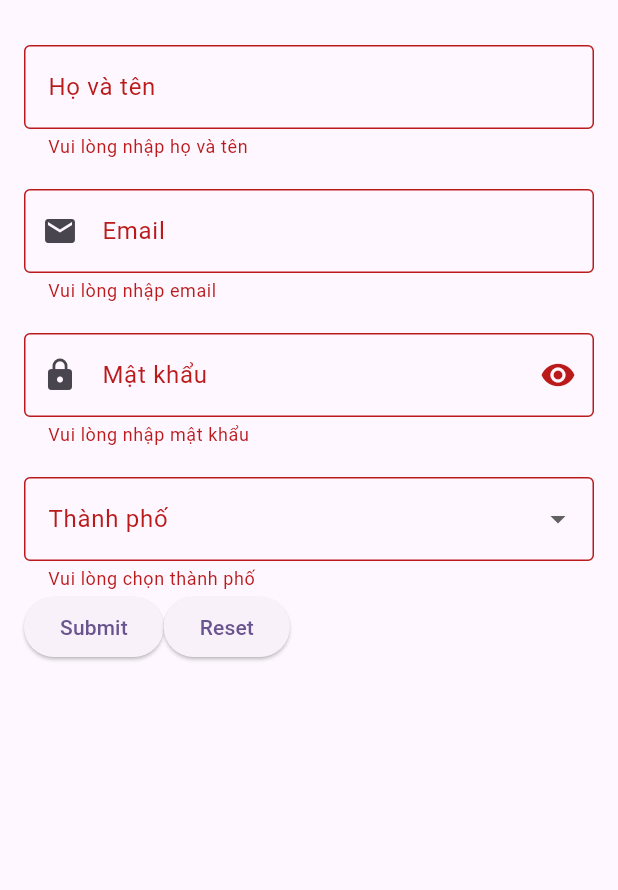
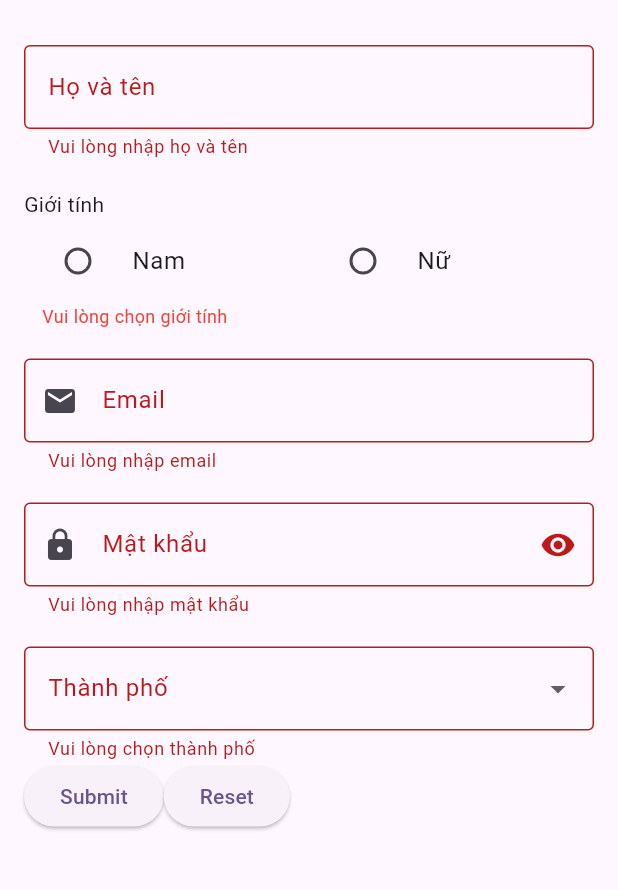
Before and after one commit to TrungKien2714/dart_tutorial, a Flutter app: the screen it shows after launch, after a tap on "Submit", on a phone screen of 412 x 824 dp, the part 63-953 px from its top. Run offline on Flutter 3.47's test engine with Material 3 defaults, Android fonts, the phone set to English and light mode, and no system bars.

Commit message:
RadioListTile

```diff
--- /dev/null
+++ b/app_01/lib/form/RadioListTile.dart
@@ -0,0 +1,209 @@
+import 'package:flutter/material.dart';
+
+class RadioListTileDemo extends StatefulWidget {
+  @override
+  State<StatefulWidget> createState() => _RadioListTileDemoState();
+}
+
+class _RadioListTileDemoState extends State<RadioListTileDemo> {
+  final _formKey = GlobalKey<FormState>();
+  String? _name;
+  final _fullnameController = TextEditingController();
+  final _emailController = TextEditingController();
+  final _passwordController = TextEditingController();
+  bool _isObscure = true;
+  final List<String> _cities = ['Hà Nội', 'Hồ Chí Minh', 'Đà Nẵng', 'Cần Thơ'];
+  String? _selectedCity;
+  String? _gender;
+
+  @override
+  Widget build(BuildContext context) {
+    return Scaffold(
+      appBar: AppBar(title: Text('Form Basic Demo')),
+      body: Padding(
+        padding: EdgeInsets.all(16.0),
+        child: Form(
+          key: _formKey,
+          child: Column(
+            children: [
+              //TextFormField  là phiên bản mở rộng của TextField
+              //Validator: kiểm tra tính hợp lệ của dữ liệu nhập vào
+              //Controller cho phép truy cập và điều khiển dữ liệu nhập vào
+              //obscureText: ẩn văn bản nhập vào (thường dùng cho mật khẩu)
+              //AutoValidateMode: điều khiển thời điểm validation được kích hoạt
+              TextFormField(
+                controller: _fullnameController,
+                decoration: InputDecoration(
+                  labelText: "Họ và tên",
+                  hintText: "Nhập họ và tên của bạn",
+                  border: OutlineInputBorder(),
+                ),
+                onSaved: (newValue) => _name = newValue,
+                validator: (value) {
+                  if (value == null || value.isEmpty) {
+                    return "Vui lòng nhập họ và tên";
+                  }
+                  return null;
+                },
+              ),
+              SizedBox(height: 20),
+              FormField<String>(
+                validator: (value) {
+                  if (value == null || value.isEmpty) {
+                    return "Vui lòng chọn giới tính";
+                  }
+                  return null;
+                },
+                initialValue: _gender,
+                builder: (FormFieldState<String> state) {
+                  return Column(
+                    crossAxisAlignment: CrossAxisAlignment.start,
+                    children: [
+                      Text("Giới tính"),
+                      Row(
+                        children: [
+                          Expanded(
+                            child: RadioListTile<String>(
+                              title: Text("Nam"),
+                              value: 'male',
+                              groupValue: _gender,
+                              onChanged: (value) {
+                                setState(() {
+                                  _gender = value;
+                                  state.didChange(value);
+                                });
+                              },
+                            ),
+                          ),
+                          Expanded(
+                            child: RadioListTile<String>(
+                              title: Text("Nữ"),
+                              value: 'female',
+                              groupValue: _gender,
+                              onChanged: (value) {
+                                setState(() {
+                                  _gender = value;
+                                  state.didChange(value);
+                                });
+                              },
+                            ),
+                          ),
+                        ],
+                      ),
+                      if (state.hasError)
+                        Padding(
+                          padding: EdgeInsets.only(left: 12),
+                          child: Text(
+                            state.errorText!,
+                            style: TextStyle(color: Colors.red, fontSize: 12),
+                          ),
+                        ),
+                    ],
+                  );
+                },
+              ),
+              SizedBox(height: 20),
+
+              TextFormField(
+                controller: _emailController,
+                decoration: InputDecoration(
+                  labelText: "Email",
+                  hintText: "example@gmail.com",
+                  prefixIcon: Icon(Icons.email),
+                  border: OutlineInputBorder(),
+                ),
+                keyboardType: TextInputType.emailAddress,
+                validator: (value) {
+                  if (value == null || value.isEmpty) {
+                    return "Vui lòng nhập email";
+                  }
+                  if (!RegExp(
+                    r'^[\w-\.]+@([\w-]+\.)+[\w-]{2,4}$',
+                  ).hasMatch(value)) {
+                    return "Vui lòng nhập email hợp lệ";
+                  }
+                  return null;
+                },
+              ),
+              SizedBox(height: 20),
+              TextFormField(
+                controller: _passwordController,
+                decoration: InputDecoration(
+                  labelText: "Mật khẩu",
+                  hintText: "Nhập mật khẩu của bạn",
+                  prefixIcon: Icon(Icons.lock),
+                  border: OutlineInputBorder(),
+                  suffixIcon: IconButton(
+                    icon: Icon(
+                      _isObscure ? Icons.visibility : Icons.visibility_off,
+                    ),
+                    onPressed: () {
+                      setState(() {
+                        _isObscure = !_isObscure;
+                      });
+                    },
+                  ),
+                ),
+                obscureText: _isObscure,
+                validator: (value) {
+                  if (value == null || value.isEmpty) {
+                    return "Vui lòng nhập mật khẩu";
+                  }
+                  if (value.length < 6) {
+                    return "Mật khẩu phải có ít nhất 6 ký tự";
+                  }
+                  return null;
+                },
+              ),
+              SizedBox(height: 20),
+              DropdownButtonFormField(
+                decoration: InputDecoration(
+                  labelText: "Thành phố",
+                  border: OutlineInputBorder(),
+                ),
+                items: _cities.map((city) {
+                  return DropdownMenuItem(child: Text(city), value: city);
+                }).toList(),
+                onChanged: (value) {
+                  setState(() {
+                    _selectedCity = value;
+                  });
+                },
+                validator: (value) {
+                  if (value == null) {
+                    return "Vui lòng chọn thành phố";
+                  }
+                  return null;
+                },
+              ),
+              Row(
+                children: [
+                  ElevatedButton(
+                    onPressed: () {
+                      if (_formKey.currentState!.validate()) {
+                        _formKey.currentState!.save();
+                        ScaffoldMessenger.of(context).showSnackBar(
+                          SnackBar(content: Text("Xin chao $_name")),
+                        );
+                      }
+                    },
+                    child: Text("Submit"),
+                  ),
+                  ElevatedButton(
+                    onPressed: () {
+                      _formKey.currentState!.reset();
+                      setState(() {
+                        _name = null;
+                      });
+                    },
+                    child: Text("Reset"),
+                  ),
+                ],
+              ),
+            ],
+          ),
+        ),
+      ),
+    );
+  }
+}
--- a/app_01/lib/main.dart
+++ b/app_01/lib/main.dart
@@ -12,6 +12,7 @@ import 'my_widget/MyTextField2.dart';
 import 'form/form_basic.dart';
 import 'form/TextFormField.dart';
 import 'form/DropDownList.dart';
+import 'form/RadioListTile.dart';
 
 void main() {
   runApp(const MyApp());
@@ -44,7 +45,7 @@ class MyApp extends StatelessWidget {
         // tested with just a hot reload.
         colorScheme: .fromSeed(seedColor: Colors.deepPurple),
       ),
-      home: Dropdownlist(),
+      home: RadioListTileDemo(),
     );
   }
 }
--- a/app_01/pubspec.yaml
+++ b/app_01/pubspec.yaml
@@ -2,7 +2,7 @@ name: app_01
 description: "A new Flutter project."
 # The following line prevents the package from being accidentally published to
 # pub.dev using `flutter pub publish`. This is preferred for private packages.
-publish_to: 'none' # Remove this line if you wish to publish to pub.dev
+publish_to: "none" # Remove this line if you wish to publish to pub.dev
 
 # The following defines the version and build number for your application.
 # A version number is three numbers separated by dots, like 1.2.43
@@ -34,6 +34,9 @@ dependencies:
   # The following adds the Cupertino Icons font to your application.
   # Use with the CupertinoIcons class for iOS style icons.
   cupertino_icons: ^1.0.8
+  shared_preferences: ^2.5.4
+  sqflite: ^2.3.0
+  path: ^1.9.1
 
 dev_dependencies:
   flutter_test:
@@ -51,7 +54,6 @@ dev_dependencies:
 
 # The following section is specific to Flutter packages.
 flutter:
-
   # The following line ensures that the Material Icons font is
   # included with your application, so that you can use the icons in
   # the material Icons class.
```
Also changed, not shown: app_01/pubspec.lock, 1 other file.
